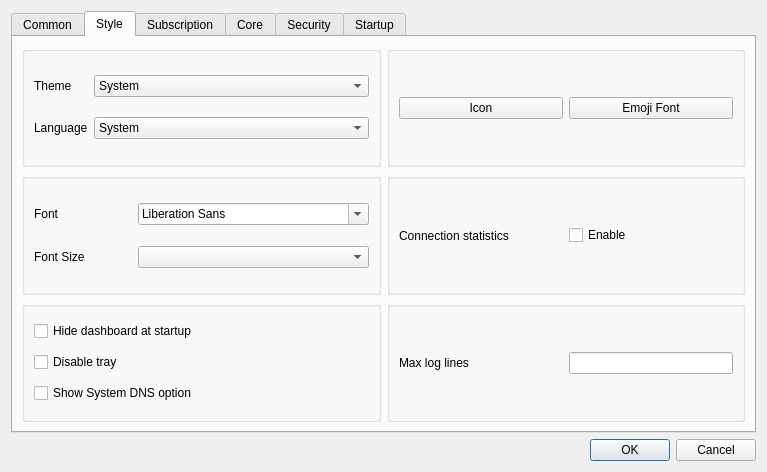
Before: the Qt Designer form include/ui/setting/dialog_basic_settings.ui in qr243vbi/nekobox, drawn with Qt 5.
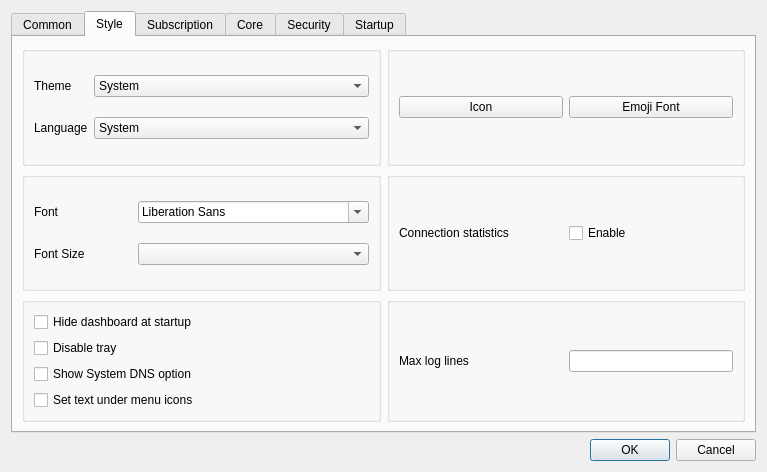
After: the same form once the commit is applied. The open tabs and pages were chosen to show the change. Custom widgets are drawn as their Qt base class.

```diff
--- a/include/ui/setting/dialog_basic_settings.ui
+++ b/include/ui/setting/dialog_basic_settings.ui
@@ -431,6 +431,13 @@
               </property>
              </widget>
             </item>
+            <item>
+             <widget class="QCheckBox" name="set_text_under_menu_icons">
+              <property name="text">
+               <string>Set text under menu icons</string>
+              </property>
+             </widget>
+            </item>
            </layout>
           </widget>
          </item>
```
